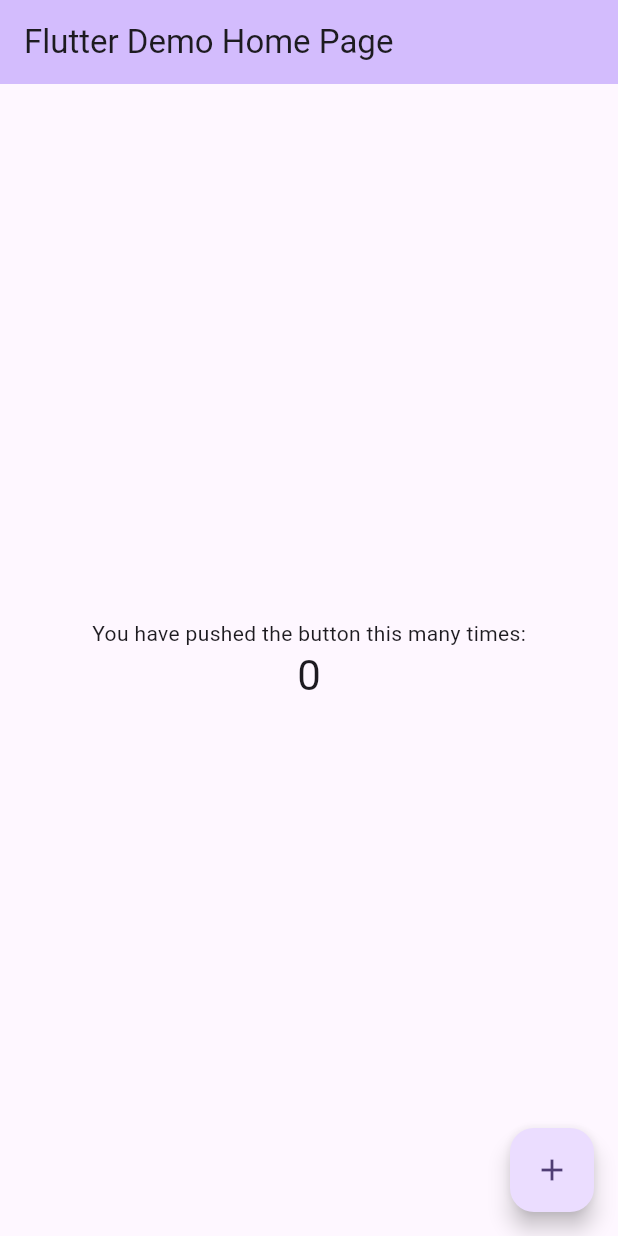
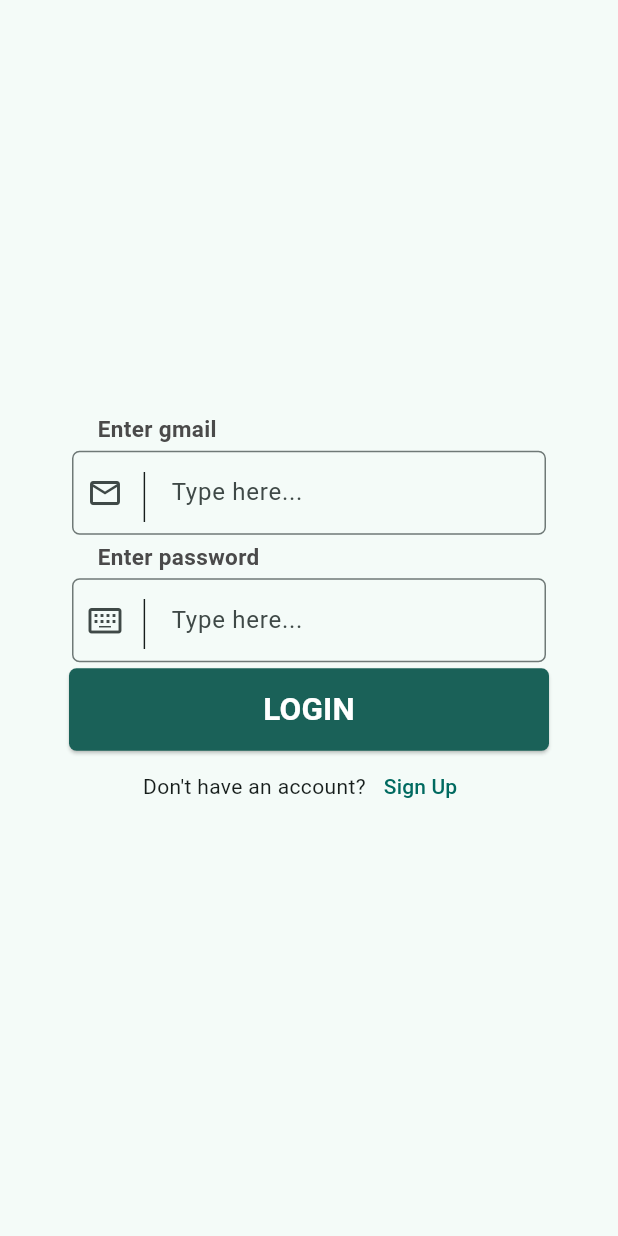
Before and after one commit to prabir227/news_application, a Flutter app: the screen it shows after launch, on a phone screen of 412 x 824 dp. Run offline on Flutter 3.47's test engine with Material 3 defaults, Android fonts, the phone set to English and light mode, and no system bars; our stand-ins replace firebase_auth, firebase_core, get; accounts and stored records are empty.

Commit message:
finished login page along with adding firebase and creating getx controller

```diff
--- /dev/null
+++ b/lib/controllers/login_controller.dart
@@ -0,0 +1,27 @@
+import 'package:firebase_auth/firebase_auth.dart';
+import 'package:flutter/cupertino.dart';
+import 'package:get/get.dart';
+import 'package:news_application/home_screen.dart';
+
+class LoginController extends GetxController{
+  final FirebaseAuth inst = FirebaseAuth.instance;
+  final emailController = TextEditingController().obs;
+  final passController = TextEditingController().obs;
+  RxBool flag = false.obs;
+  void login() async{
+    flag.value = true;
+      try{
+        UserCredential userCredential = await inst.signInWithEmailAndPassword(email: emailController.value.text, password: passController.value.text);
+          if(userCredential.user != null){
+            flag.value=false;
+            Get.off(HomeScreen());
+          }
+      }
+      catch(e){
+        flag.value=false;
+          Get.snackbar("Login failed", "Please try again");
+
+      }
+
+  }
+}
--- /dev/null
+++ b/lib/login_screen.dart
@@ -0,0 +1,66 @@
+import 'package:flutter/cupertino.dart';
+import 'package:flutter/material.dart';
+import 'package:news_application/controllers/login_controller.dart';
+import 'package:news_application/reusable_widgets.dart';
+import 'package:get/get.dart';
+import 'package:news_application/sign_up.dart';
+
+class LoginScreen extends StatefulWidget{
+  @override
+  State<StatefulWidget> createState() =>LoginScreenState();
+
+}
+class LoginScreenState extends State<LoginScreen>{
+  LoginController loginController = Get.put(LoginController());
+  @override
+  Widget build(BuildContext context) {
+    return Scaffold(
+      body: Center(
+        child: Column(
+          mainAxisAlignment: MainAxisAlignment.center,
+            children: [
+              reusableTextField("Enter gmail", Icon(Icons.email_outlined), loginController.emailController.value,false),
+              reusableTextField("Enter password", Icon(Icons.keyboard_alt_outlined),loginController.passController.value,true),
+              Obx((){
+                return Container(
+                  child: loginController.flag.value?CircularProgressIndicator():ElevatedButton(
+                    onPressed: () {
+                      loginController.login();
+                    },
+                    child: Text(
+                      "LOGIN",
+                      style: TextStyle(
+                        color: Colors.white,
+                        fontWeight: FontWeight.bold,
+                        fontSize: 21,
+                      ),
+                    ),
+                    style: ElevatedButton.styleFrom(
+                      backgroundColor: Color(0xff1A6158),
+                      minimumSize: Size(320, 55),
+                      shape: RoundedRectangleBorder(
+                        borderRadius: BorderRadius.circular(5),
+                      ),
+                    ),
+                  ),
+                );}
+              ),
+              Row(
+                mainAxisAlignment: MainAxisAlignment.center,
+                children: [
+                  Text("Don't have an account?"),
+                  TextButton(
+                    onPressed: () {
+                      Get.to(SignupScreen());
+                    },
+                    child: Text("Sign Up"),
+                  ),
+                ],
+              ),
+            ],
+        ),
+      ),
+    );
+  }
+
+}
--- a/lib/main.dart
+++ b/lib/main.dart
@@ -1,6 +1,11 @@
+import 'package:firebase_core/firebase_core.dart';
 import 'package:flutter/material.dart';
+import 'package:get/get.dart';
+import 'package:news_application/login_screen.dart';
 
-void main() {
+void main() async{
+  WidgetsFlutterBinding.ensureInitialized();
+  await Firebase.initializeApp();
   runApp(const MyApp());
 }
 
@@ -10,116 +15,13 @@ class MyApp extends StatelessWidget {
   // This widget is the root of your application.
   @override
   Widget build(BuildContext context) {
-    return MaterialApp(
+    return GetMaterialApp(
       title: 'Flutter Demo',
       theme: ThemeData(
-        // This is the theme of your application.
-        //
-        // TRY THIS: Try running your application with "flutter run". You'll see
-        // the application has a purple toolbar. Then, without quitting the app,
-        // try changing the seedColor in the colorScheme below to Colors.green
-        // and then invoke "hot reload" (save your changes or press the "hot
-        // reload" button in a Flutter-supported IDE, or press "r" if you used
-        // the command line to start the app).
-        //
-        // Notice that the counter didn't reset back to zero; the application
-        // state is not lost during the reload. To reset the state, use hot
-        // restart instead.
-        //
-        // This works for code too, not just values: Most code changes can be
-        // tested with just a hot reload.
-        colorScheme: ColorScheme.fromSeed(seedColor: Colors.deepPurple),
+        colorScheme: ColorScheme.fromSeed(seedColor: Color(0xff1A6158)),
         useMaterial3: true,
       ),
-      home: const MyHomePage(title: 'Flutter Demo Home Page'),
+      home: LoginScreen(),
     );
   }
 }
-
-class MyHomePage extends StatefulWidget {
-  const MyHomePage({super.key, required this.title});
-
-  // This widget is the home page of your application. It is stateful, meaning
-  // that it has a State object (defined below) that contains fields that affect
-  // how it looks.
-
-  // This class is the configuration for the state. It holds the values (in this
-  // case the title) provided by the parent (in this case the App widget) and
-  // used by the build method of the State. Fields in a Widget subclass are
-  // always marked "final".
-
-  final String title;
-
-  @override
-  State<MyHomePage> createState() => _MyHomePageState();
-}
-
-class _MyHomePageState extends State<MyHomePage> {
-  int _counter = 0;
-
-  void _incrementCounter() {
-    setState(() {
-      // This call to setState tells the Flutter framework that something has
-      // changed in this State, which causes it to rerun the build method below
-      // so that the display can reflect the updated values. If we changed
-      // _counter without calling setState(), then the build method would not be
-      // called again, and so nothing would appear to happen.
-      _counter++;
-    });
-  }
-
-  @override
-  Widget build(BuildContext context) {
-    // This method is rerun every time setState is called, for instance as done
-    // by the _incrementCounter method above.
-    //
-    // The Flutter framework has been optimized to make rerunning build methods
-    // fast, so that you can just rebuild anything that needs updating rather
-    // than having to individually change instances of widgets.
-    return Scaffold(
-      appBar: AppBar(
-        // TRY THIS: Try changing the color here to a specific color (to
-        // Colors.amber, perhaps?) and trigger a hot reload to see the AppBar
-        // change color while the other colors stay the same.
-        backgroundColor: Theme.of(context).colorScheme.inversePrimary,
-        // Here we take the value from the MyHomePage object that was created by
-        // the App.build method, and use it to set our appbar title.
-        title: Text(widget.title),
-      ),
-      body: Center(
-        // Center is a layout widget. It takes a single child and positions it
-        // in the middle of the parent.
-        child: Column(
-          // Column is also a layout widget. It takes a list of children and
-          // arranges them vertically. By default, it sizes itself to fit its
-          // children horizontally, and tries to be as tall as its parent.
-          //
-          // Column has various properties to control how it sizes itself and
-          // how it positions its children. Here we use mainAxisAlignment to
-          // center the children vertically; the main axis here is the vertical
-          // axis because Columns are vertical (the cross axis would be
-          // horizontal).
-          //
-          // TRY THIS: Invoke "debug painting" (choose the "Toggle Debug Paint"
-          // action in the IDE, or press "p" in the console), to see the
-          // wireframe for each widget.
-          mainAxisAlignment: MainAxisAlignment.center,
-          children: <Widget>[
-            const Text(
-              'You have pushed the button this many times:',
-            ),
-            Text(
-              '$_counter',
-              style: Theme.of(context).textTheme.headlineMedium,
-            ),
-          ],
-        ),
-      ),
-      floatingActionButton: FloatingActionButton(
-        onPressed: _incrementCounter,
-        tooltip: 'Increment',
-        child: const Icon(Icons.add),
-      ), // This trailing comma makes auto-formatting nicer for build methods.
-    );
-  }
-}
--- /dev/null
+++ b/lib/reusable_widgets.dart
@@ -0,0 +1,57 @@
+import 'package:flutter/material.dart';
+
+Container reusableTextField(String reqText, Icon icon, var controller, bool hideText){
+  return Container(
+    width: 324,
+    child: Column(
+      mainAxisSize: MainAxisSize.min,
+      children: [
+        Row(
+          children: [
+            SizedBox(width: 21),
+            Text(
+              reqText,
+              style: TextStyle(
+                color: Color(0xff4A4A4A),
+                fontWeight: FontWeight.bold,
+                fontSize: 15,
+              ),
+            ),
+          ],
+        ),
+        Container(
+          height: 64,
+          child: Padding(
+            padding: const EdgeInsets.all(4.0),
+            child: TextField(
+              obscureText: hideText,
+              controller: controller,
+              decoration: InputDecoration(
+                hintText: "Type here...",
+                prefixIcon: Row(
+                  mainAxisSize: MainAxisSize.min,
+                  children: [
+                    SizedBox(width: 10),
+                    icon,
+                    SizedBox(width: 10),
+                    Text(
+                      "|",
+                      style: TextStyle(
+                        fontSize: 40,
+                        fontWeight: FontWeight.w100,
+                      ),
+                    ),
+                    SizedBox(width: 10),
+                  ],
+                ),
+                border: OutlineInputBorder(
+                  borderRadius: BorderRadius.circular(5),
+                ),
+              ),
+            ),
+          ),
+        ),
+      ],
+    ),
+  );
+}
--- a/pubspec.yaml
+++ b/pubspec.yaml
@@ -30,6 +30,10 @@ environment:
 dependencies:
   flutter:
     sdk: flutter
+  get: ^4.6.6
+  firebase_core: ^3.5.0
+  firebase_auth: ^5.3.0
+  http: ^1.2.2
 
 
   # The following adds the Cupertino Icons font to your application.
```
Also changed, not shown: lib/home_screen.dart (added, +18 -0 lines), lib/news_screen.dart (added, +17 -0 lines), lib/sign_up.dart (added, +62 -0 lines), firebase.json (added), lib/firebase_options.dart (added), pubspec.lock, 6 other files.
